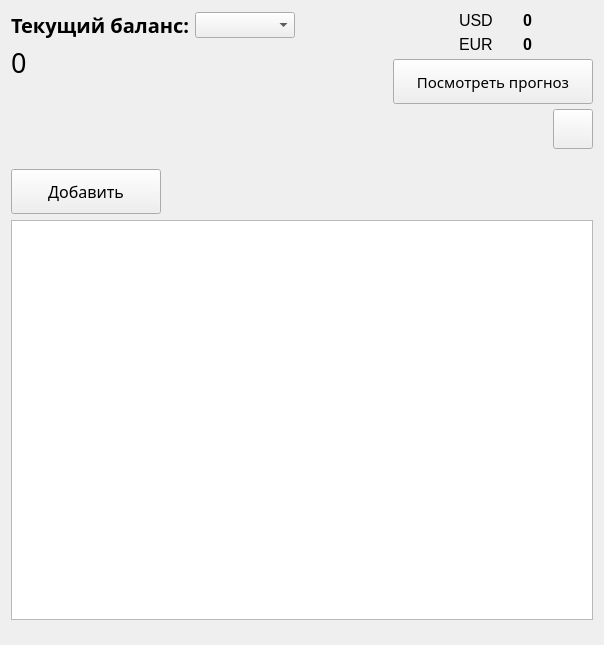
The window that wind.ui (volodout/InvestCalc) describes before a commit, drawn with Qt 5.
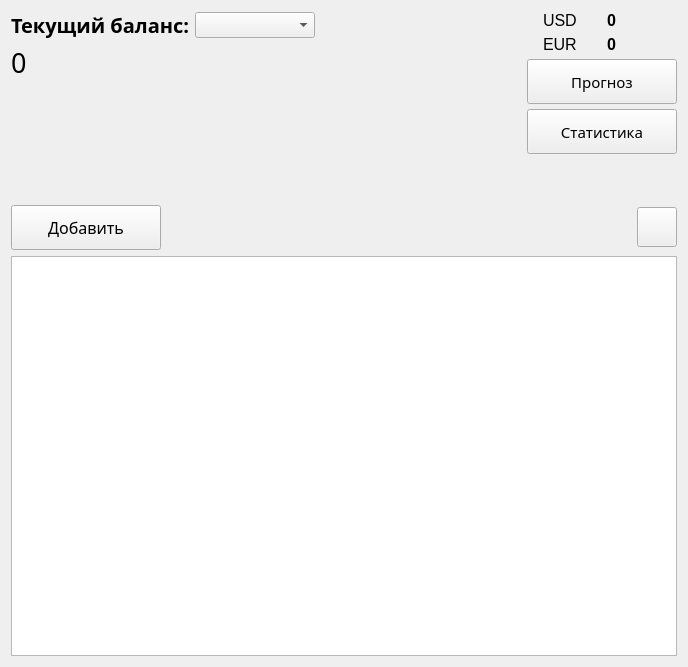
The same window after the commit.

The edit to the form file:
```diff
--- a/wind.ui
+++ b/wind.ui
@@ -6,8 +6,8 @@
    <rect>
     <x>0</x>
     <y>0</y>
-    <width>604</width>
-    <height>645</height>
+    <width>688</width>
+    <height>667</height>
    </rect>
   </property>
   <property name="cursor">
@@ -16,6 +16,8 @@
   <property name="windowTitle">
    <string>InvestCalc</string>
   </property>
+  <layout class="QVBoxLayout" name="verticalLayout_4">
+   <item>
   <layout class="QVBoxLayout" name="verticalLayout_3">
    <item>
     <layout class="QHBoxLayout" name="horizontalLayout_3">
@@ -47,7 +49,7 @@
             <widget class="QComboBox" name="currency_combobox">
              <property name="minimumSize">
               <size>
-               <width>100</width>
+                 <width>120</width>
                <height>0</height>
               </size>
              </property>
@@ -205,7 +207,7 @@
             <widget class="QPushButton" name="btn_forecast">
              <property name="minimumSize">
               <size>
-               <width>200</width>
+                 <width>150</width>
                <height>45</height>
               </size>
              </property>
@@ -222,49 +224,34 @@
               </font>
              </property>
              <property name="text">
-              <string>Посмотреть прогноз</string>
+                <string>Прогноз</string>
              </property>
             </widget>
            </item>
            <item>
-            <layout class="QHBoxLayout" name="horizontalLayout_6">
-             <item>
-              <spacer name="horizontalSpacer_4">
-               <property name="orientation">
-                <enum>Qt::Horizontal</enum>
-               </property>
-               <property name="sizeHint" stdset="0">
-                <size>
-                 <width>40</width>
-                 <height>20</height>
-                </size>
-               </property>
-              </spacer>
-             </item>
-             <item>
-              <widget class="QPushButton" name="btn_theme">
+              <widget class="QPushButton" name="btn_statistic">
                <property name="minimumSize">
                 <size>
-                 <width>40</width>
-                 <height>40</height>
+                 <width>150</width>
+                 <height>45</height>
                 </size>
                </property>
                <property name="maximumSize">
                 <size>
-                 <width>40</width>
-                 <height>40</height>
+                 <width>200</width>
+                 <height>16777215</height>
                 </size>
                </property>
+               <property name="font">
+                <font>
+                 <family>Bahnschrift SemiBold</family>
+                 <pointsize>11</pointsize>
+                </font>
+               </property>
                <property name="text">
-                <string/>
+                <string>Статистика</string>
                </property>
               </widget>
-             </item>
-            </layout>
-           </item>
-          </layout>
-         </item>
-        </layout>
        </item>
        <item>
         <spacer name="verticalSpacer_2">
@@ -283,8 +270,10 @@
      </item>
     </layout>
    </item>
-   <item>
-    <layout class="QVBoxLayout" name="verticalLayout_5">
+        </layout>
+       </item>
+      </layout>
+     </item>
      <item>
       <layout class="QHBoxLayout" name="horizontalLayout">
        <item>
@@ -319,6 +308,27 @@
          </property>
         </spacer>
        </item>
+       <item>
+        <widget class="QPushButton" name="btn_theme">
+         <property name="minimumSize">
+          <size>
+           <width>40</width>
+           <height>40</height>
+          </size>
+         </property>
+         <property name="maximumSize">
+          <size>
+           <width>40</width>
+           <height>40</height>
+          </size>
+         </property>
+         <property name="text">
+          <string/>
+         </property>
+        </widget>
+       </item>
+      </layout>
+     </item>
       </layout>
      </item>
      <item>
@@ -332,7 +342,7 @@
        <property name="font">
         <font>
          <family>Bahnschrift SemiBold</family>
-         <pointsize>15</pointsize>
+       <pointsize>13</pointsize>
          <weight>75</weight>
          <bold>true</bold>
         </font>
@@ -347,30 +357,15 @@
         <bool>true</bool>
        </attribute>
        <attribute name="horizontalHeaderMinimumSectionSize">
-        <number>20</number>
+      <number>37</number>
        </attribute>
        <attribute name="horizontalHeaderDefaultSectionSize">
-        <number>160</number>
+      <number>145</number>
        </attribute>
        <attribute name="verticalHeaderVisible">
         <bool>true</bool>
        </attribute>
       </widget>
-     </item>
-     <item>
-      <spacer name="verticalSpacer_3">
-       <property name="orientation">
-        <enum>Qt::Vertical</enum>
-       </property>
-       <property name="sizeHint" stdset="0">
-        <size>
-         <width>20</width>
-         <height>40</height>
-        </size>
-       </property>
-      </spacer>
-     </item>
-    </layout>
    </item>
   </layout>
  </widget>
```
Lines whose indentation alone changed are shown as unchanged.
